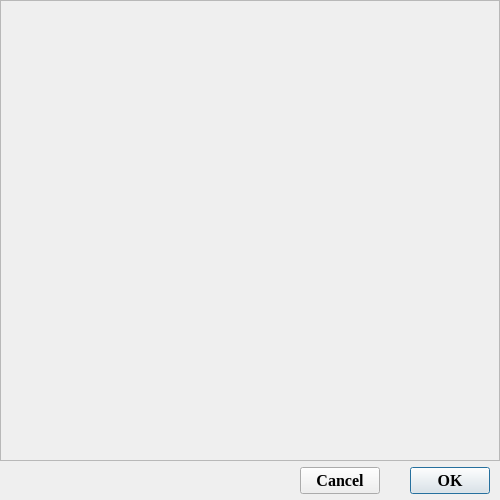
Qt form ui/menuwidget/measurementdialog.ui (15903016222/Voice) before a commit.
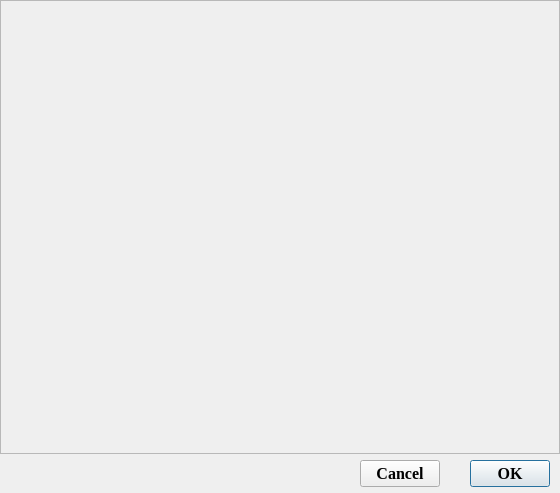
The same form after that commit.

The edit to the form file:
```diff
--- a/ui/menuwidget/measurementdialog.ui
+++ b/ui/menuwidget/measurementdialog.ui
@@ -6,8 +6,8 @@
    <rect>
     <x>0</x>
     <y>0</y>
-    <width>500</width>
-    <height>500</height>
+    <width>560</width>
+    <height>493</height>
    </rect>
   </property>
   <property name="windowTitle">
@@ -136,8 +136,8 @@
           <rect>
            <x>0</x>
            <y>0</y>
-           <width>498</width>
-           <height>459</height>
+           <width>558</width>
+           <height>452</height>
           </rect>
          </property>
         </widget>
```
